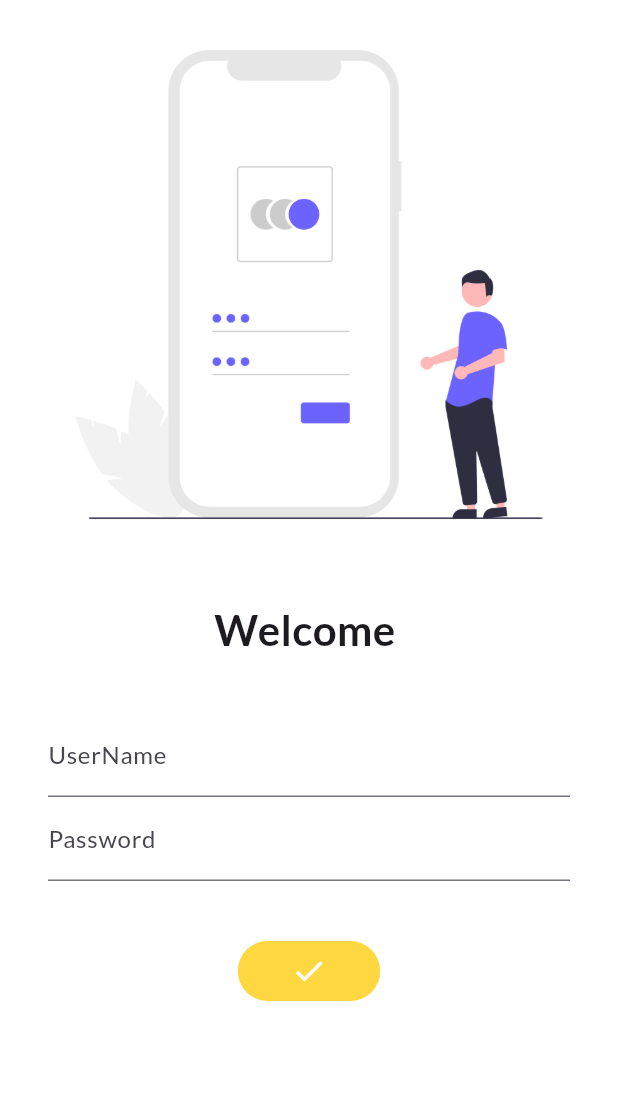
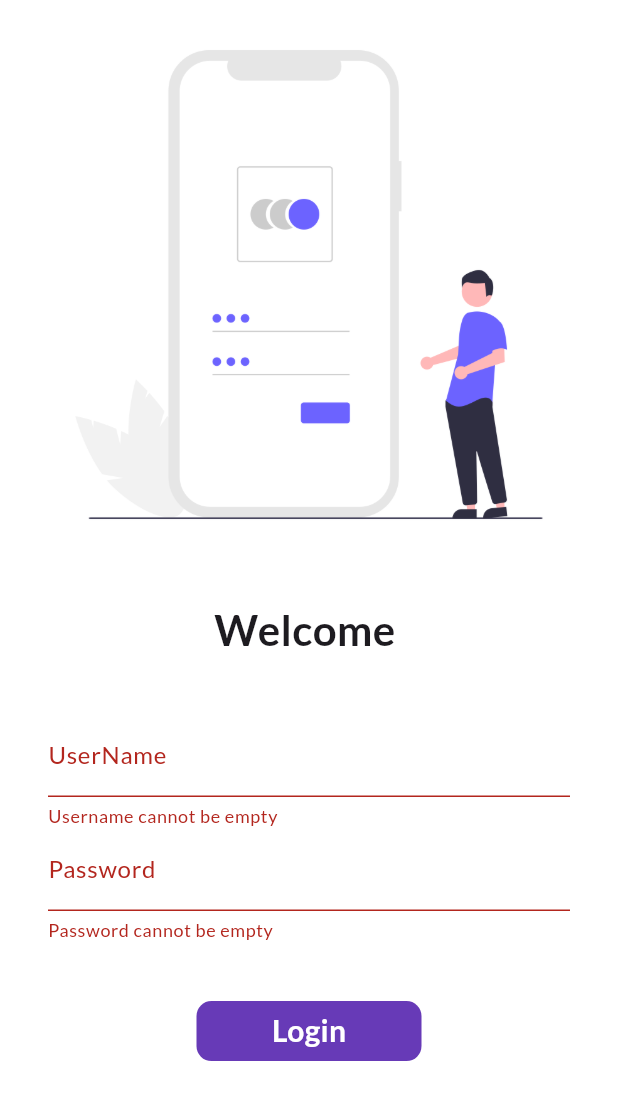
Before and after one commit to venk2022/flutter, a Flutter app: the screen it shows after launch, after a tap on "Login", on a phone screen of 412 x 824 dp. Shown: the top 1100 px of the screen. Run offline on Flutter 3.47's test engine with Material 3 defaults, Android fonts, the phone set to English and light mode, and no system bars; our stand-ins replace google_fonts.

Commit message:
day8 completed

```diff
--- a/lib/pages/login_page.dart
+++ b/lib/pages/login_page.dart
@@ -13,10 +13,28 @@ class LoginPage extends StatefulWidget {
 class _LoginPageState extends State<LoginPage> {
   String name = "";
   bool changebutton = false;
+
+  final _formkey = GlobalKey<FormState>();
+
+  Future<void>moveToHome(BuildContext context) async{
+    if(_formkey.currentState?.validate()??false){
+    setState(() {
+       changebutton=true;
+    });
+    await Future.delayed(Duration(seconds: 2));
+    await Navigator.pushNamed(context, MyRoutes.homeRoute);
+    setState(() {
+      changebutton=false;
+    });
+  }
+  }
+
   @override
   Widget build(BuildContext context) {
     return Material(
       color: Colors.white,
+      child: Form(
+        key: _formkey,
         child: Column(
           children: [
             Image.asset("assets/images/login_image.png",
@@ -41,6 +59,13 @@ class _LoginPageState extends State<LoginPage> {
                 hintText: "Enter UserName",
                 labelText: "UserName",
               ),
+              validator: (value){
+                if( value==null ||value.isEmpty){
+                  return "Username cannot be empty";
+                }
+
+                return null;
+              },
               onChanged: (value){
                 name = value;
                 setState(() {});
@@ -52,19 +77,25 @@ class _LoginPageState extends State<LoginPage> {
                 hintText: "Enter Password",
                 labelText: "Password",
               ),
+              validator: (value){
+                if(value== null ||value.isEmpty  ){
+                  return "Password cannot be empty";
+                }
+               else if(value.length < 8){
+                  return "Password length must be atleast of 8 characters";
+                }
+
+                return null;
+              },
             ),
              SizedBox(
               height: 40.0,
             ),
-          InkWell(
-            onTap: () async{
-              setState(() {
-                changebutton=true;
-              });
-              await Future.delayed(Duration(seconds: 2));
-              Navigator.pushNamed(context, MyRoutes.homeRoute);
-
-            },
+            Material(
+              color: Colors.deepPurple,
+              borderRadius: BorderRadius.circular(changebutton?40:10),
+              child: InkWell(
+                onTap: () => moveToHome(context),
                 child: AnimatedContainer(
                   duration: Duration(seconds: 2),
                   width: changebutton?50:150,
@@ -81,30 +112,16 @@ class _LoginPageState extends State<LoginPage> {
                       fontSize: 20.0,
                     ),
                   ),
-              decoration: BoxDecoration(
-                color: Colors.amberAccent,
-                //shape: changebutton?BoxShape.circle:BoxShape.rectangle,
-                borderRadius: BorderRadius.circular(changebutton?40:10),
-              ),
 
                 ),
               ),
-          // ElevatedButton(
-          //   child: Text("Login",style: TextStyle(
-          //     fontSize: 20.0,
-          //     fontWeight: FontWeight.bold,
-          //   ),
-          //   ),
-          //   style: TextButton.styleFrom(minimumSize: Size(150,40),backgroundColor: Colors.amberAccent,shape: RoundedRectangleBorder(borderRadius: BorderRadius.circular(5.0))),
-          //   onPressed: () {
-          //   Navigator.pushNamed(context, MyRoutes.homeRoute);
-          //   },
-          // )
+            ),
 
             ],
             ),
             ),
           ],
+        ),
       )
     );
   }
```
Lines whose indentation alone changed are shown as unchanged.
